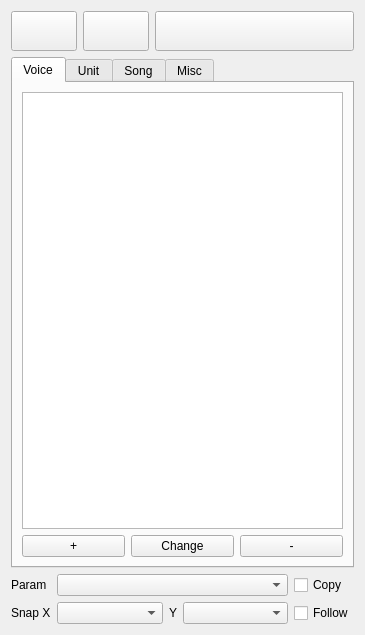
yuxshao/ptcollab, file src/editor/sidemenu/SideMenu.ui: the form before one commit.
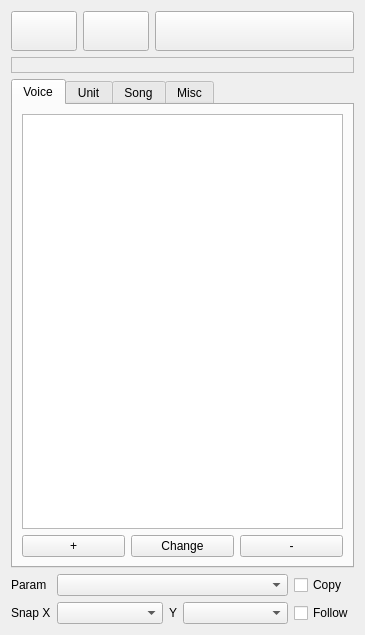
The form after the commit. Icons and pictures are not drawn.

Commit message: Add a volume meter (#21)

```diff
--- a/src/editor/sidemenu/SideMenu.ui
+++ b/src/editor/sidemenu/SideMenu.ui
@@ -96,6 +96,23 @@
      </item>
     </layout>
    </item>
+   <item>
+    <widget class="QFrame" name="volumeMeterWidget">
+     <property name="minimumSize">
+      <size>
+       <width>0</width>
+       <height>16</height>
+      </size>
+     </property>
+     <property name="frameShape">
+      <enum>QFrame::StyledPanel</enum>
+     </property>
+     <property name="frameShadow">
+      <enum>QFrame::Raised</enum>
+     </property>
+     <layout class="QHBoxLayout" name="horizontalLayout_4"/>
+    </widget>
+   </item>
    <item>
     <widget class="QTabWidget" name="tabWidget">
      <property name="currentIndex">
```
Left out of the diff: 6 changed lines with no effect on the pictures. The commit also changes 20 other files.
